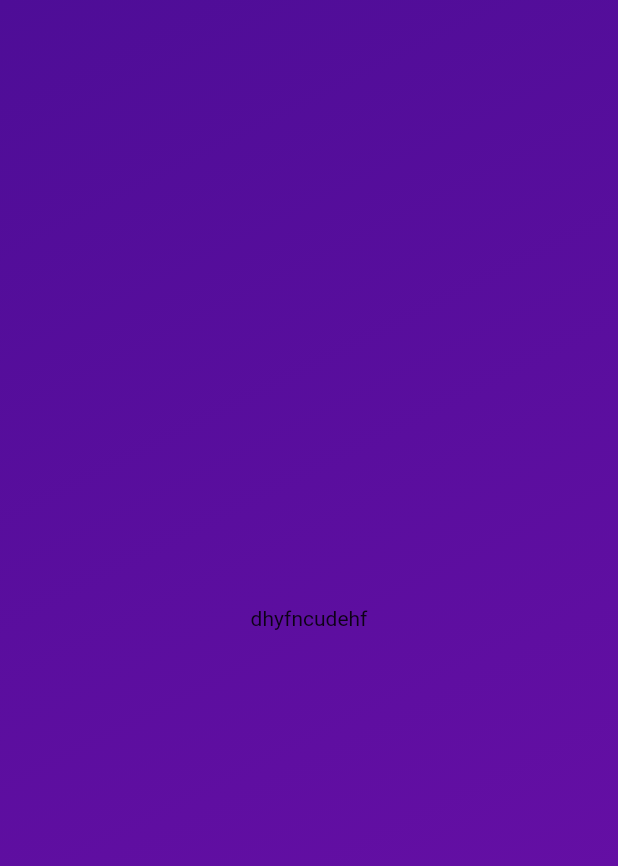
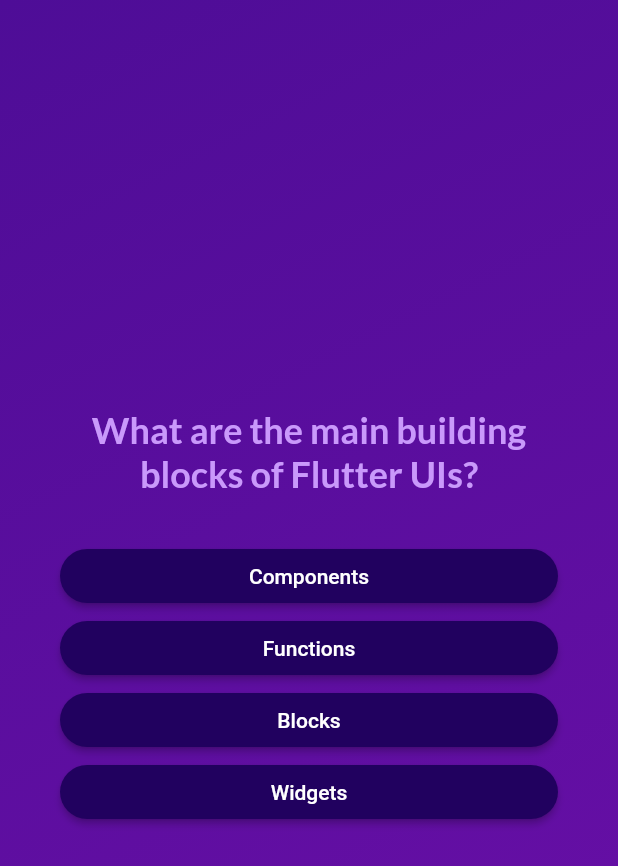
Before and after one commit to DungxLas/-Flutter-adv_basic_app, a Flutter app: the screen it shows after launch, after a tap on "Start Quiz", on a phone screen of 412 x 824 dp. Shown: the top 866 px of the screen. Run offline on Flutter 3.47's test engine with Material 2 defaults, Android fonts, the phone set to English and light mode, and no system bars; our stand-ins replace google_fonts.

Commit message:
29/08/2023

```diff
--- /dev/null
+++ b/lib/answer_button.dart
@@ -0,0 +1,33 @@
+import 'package:flutter/material.dart';
+
+class AnswerButton extends StatelessWidget {
+  final String answerText;
+  final VoidCallback onTap;
+  const AnswerButton({
+    super.key,
+    required this.answerText,
+    required this.onTap,
+  });
+
+  @override
+  Widget build(BuildContext context) {
+    return ElevatedButton(
+      onPressed: onTap,
+      style: ElevatedButton.styleFrom(
+        padding: const EdgeInsets.symmetric(
+          horizontal: 40,
+          vertical: 10,
+        ),
+        backgroundColor: const Color.fromARGB(255, 33, 1, 95),
+        foregroundColor: Colors.white,
+        shape: RoundedRectangleBorder(
+          borderRadius: BorderRadius.circular(40),
+        ),
+      ),
+      child: Text(
+        answerText,
+        textAlign: TextAlign.center,
+      ),
+    );
+  }
+}
--- /dev/null
+++ b/lib/data/questions.dart
@@ -0,0 +1,55 @@
+import 'package:adv_basic_app/models/quiz_question.dart';
+
+const questions = [
+  QuizQuestion(
+    'What are the main building blocks of Flutter UIs?',
+    [
+      'Widgets',
+      'Components',
+      'Blocks',
+      'Functions',
+    ],
+  ),
+  QuizQuestion('How are Flutter UIs built?', [
+    'By combining widgets in code',
+    'By combining widgets in a visual editor',
+    'By defining widgets in config files',
+    'By using XCode for iOS and Android Studio for Android',
+  ]),
+  QuizQuestion(
+    'What\'s the purpose of a StatefulWidget?',
+    [
+      'Update UI as data changes',
+      'Update data as UI changes',
+      'Ignore data changes',
+      'Render UI that does not depend on data',
+    ],
+  ),
+  QuizQuestion(
+    'Which widget should you try to use more often: StatelessWidget or StatefulWidget?',
+    [
+      'StatelessWidget',
+      'StatefulWidget',
+      'Both are equally good',
+      'None of the above',
+    ],
+  ),
+  QuizQuestion(
+    'What happens if you change data in a StatelessWidget?',
+    [
+      'The UI is not updated',
+      'The UI is updated',
+      'The closest StatefulWidget is updated',
+      'Any nested StatefulWidgets are updated',
+    ],
+  ),
+  QuizQuestion(
+    'How should you update data inside of StatefulWidgets?',
+    [
+      'By calling setState()',
+      'By calling updateData()',
+      'By calling updateUI()',
+      'By calling updateState()',
+    ],
+  ),
+];
--- /dev/null
+++ b/lib/models/quiz_question.dart
@@ -0,0 +1,12 @@
+class QuizQuestion {
+  final String text;
+  final List<String> answer;
+
+  const QuizQuestion(this.text, this.answer);
+
+  List<String> getShuffledAnswers() {
+    final shuffledList = List.of(answer);
+    shuffledList.shuffle();
+    return shuffledList;
+  }
+}
--- a/lib/question_screen.dart
+++ b/lib/question_screen.dart
@@ -1,19 +1,67 @@
+import 'package:adv_basic_app/answer_button.dart';
+import 'package:adv_basic_app/data/questions.dart';
 import 'package:flutter/material.dart';
+import 'package:google_fonts/google_fonts.dart';
 
 class QuestionScreen extends StatefulWidget {
   static const routeName = 'question-screen';
 
-  const QuestionScreen({super.key});
+  final Function(String) onSelectAnswer;
+  const QuestionScreen({
+    super.key,
+    required this.onSelectAnswer,
+  });
 
   @override
   State<QuestionScreen> createState() => _QuestionScreenState();
 }
 
 class _QuestionScreenState extends State<QuestionScreen> {
+  var currentQuestionIndex = 0;
+
+  void answerQuestion(String selectedAnswer) {
+    widget.onSelectAnswer(selectedAnswer);
+
+    setState(() {
+      ++currentQuestionIndex;
+    });
+  }
+
   @override
   Widget build(BuildContext context) {
-    return const Center(
-      child: Text('dhyfncudehf'),
+    final currentQuestion = questions[currentQuestionIndex];
+
+    return SizedBox(
+      width: double.infinity,
+      child: Container(
+        margin: const EdgeInsets.all(40),
+        child: Column(
+          mainAxisAlignment: MainAxisAlignment.center,
+          crossAxisAlignment: CrossAxisAlignment.stretch,
+          children: [
+            Text(
+              currentQuestion.text,
+              style: GoogleFonts.lato(
+                color: const Color.fromARGB(255, 201, 153, 251),
+                fontSize: 24,
+                fontWeight: FontWeight.bold,
+              ),
+              textAlign: TextAlign.center,
+            ),
+            const SizedBox(
+              height: 30,
+            ),
+            ...currentQuestion
+                .getShuffledAnswers()
+                .map((answer) => AnswerButton(
+                      answerText: answer,
+                      onTap: () {
+                        answerQuestion(answer);
+                      },
+                    )),
+          ],
+        ),
+      ),
     );
   }
 }
--- a/lib/quiz.dart
+++ b/lib/quiz.dart
@@ -1,3 +1,4 @@
+import 'package:adv_basic_app/data/questions.dart';
 import 'package:adv_basic_app/question_screen.dart';
 import 'package:adv_basic_app/start_screen.dart';
 import 'package:flutter/material.dart';
@@ -10,12 +11,24 @@
 }
 
 class _QuizState extends State<Quiz> {
+  List<String> selectedAnswers = [];
   var activeScreen = 'start-screen';
 
   void switchScreen() {
     setState(() {
       activeScreen = 'question-screen';
     });
+  }
+
+  void chooseAnswer(String answer) {
+    selectedAnswers.add(answer);
+
+    if (selectedAnswers.length == questions.length) {
+      setState(() {
+        selectedAnswers = [];
+        activeScreen = 'start-screen';
+      });
+    }
   }
 
   @override
@@ -40,7 +53,7 @@
           ),
           child: activeScreen == 'start-screen'
               ? StartScreen(switchScreen)
-              : const QuestionScreen(),
+              : QuestionScreen(onSelectAnswer: chooseAnswer),
         ),
       ),
     );
--- a/lib/start_screen.dart
+++ b/lib/start_screen.dart
@@ -1,4 +1,5 @@
 import 'package:flutter/material.dart';
+import 'package:google_fonts/google_fonts.dart';
 
 class StartScreen extends StatelessWidget {
   static const routeName = 'start-screen';
@@ -20,10 +21,10 @@
           const SizedBox(
             height: 80,
           ),
-          const Text(
+          Text(
             'Learn Flutter the fun way!',
-            style: TextStyle(
-              color: Colors.white,
+            style: GoogleFonts.lato(
+              color: const Color.fromARGB(255, 237, 223, 252),
               fontSize: 24,
             ),
           ),
--- a/pubspec.yaml
+++ b/pubspec.yaml
@@ -35,6 +35,7 @@
   # The following adds the Cupertino Icons font to your application.
   # Use with the CupertinoIcons class for iOS style icons.
   cupertino_icons: ^1.0.2
+  google_fonts: ^5.1.0
 
 dev_dependencies:
   flutter_test:
```
Also changed, not shown: pubspec.lock, 1 other file.
